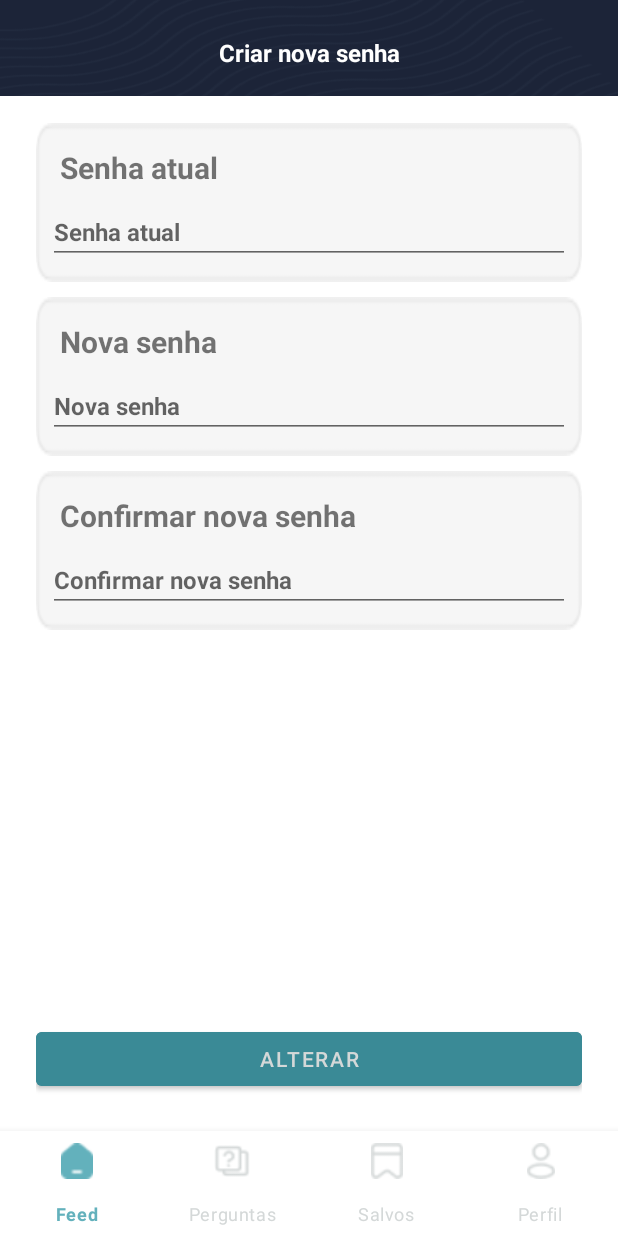
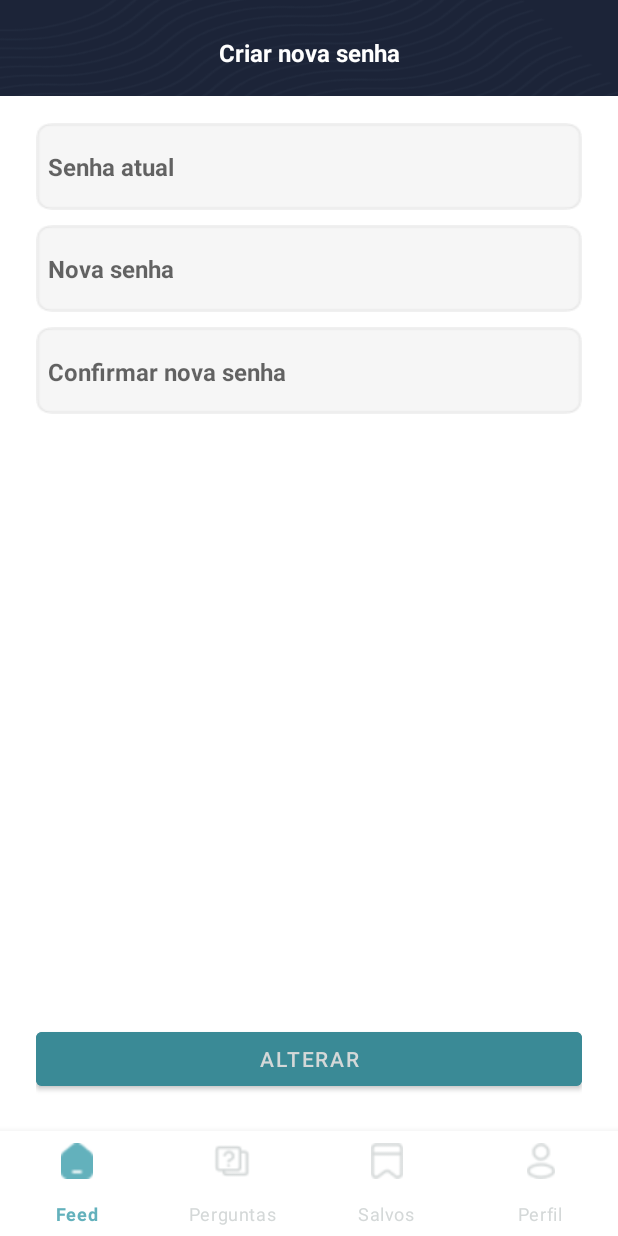
Before and after one commit to kennedyf2k/forum-sptech-android-client, an Android app: the fragment PerfilAlterarSenhaFragment placed in its activity, on a phone screen of 412 x 824 dp. Run offline under Robolectric (Android 15) with nearby library versions, the phone set to English and light mode, and no system bars; our stand-ins replace Shimmer; pictures from the network do not load.

Commit message:
update perfil

```diff
--- a/app/src/main/res/layout/fragment_perfil_alterar_senha.xml
+++ b/app/src/main/res/layout/fragment_perfil_alterar_senha.xml
@@ -36,19 +36,9 @@
                 android:orientation="vertical"
                 android:padding="8dp">
 
-                <TextView
-
-                    android:layout_width="match_parent"
-                    android:layout_height="wrap_content"
-                    android:text="@string/alterar_senha_atual"
-                    android:padding="8dp"
-                    android:textSize="20sp"
-                    android:textStyle="bold"
-
-                    />
 
                 <EditText
-
+                    android:layout_marginTop="10dp"
                     android:id="@+id/et_senha_atual"
                     android:layout_width="match_parent"
                     android:layout_height="wrap_content"
@@ -58,6 +48,7 @@
                     android:textStyle="bold"
                     android:layout_marginBottom="4dp"
                     android:inputType="textPassword"
+                    android:background="@android:color/transparent"
                     />
 
 
@@ -78,19 +69,9 @@
                 android:orientation="vertical"
                 android:padding="8dp">
 
-                <TextView
-
-                    android:layout_width="match_parent"
-                    android:layout_height="wrap_content"
-                    android:text="@string/alterar_senha_nova"
-                    android:padding="8dp"
-                    android:textSize="20sp"
-                    android:textStyle="bold"
-
-                    />
 
                 <EditText
-
+                    android:layout_marginTop="10dp"
                     android:id="@+id/et_nova_senha"
                     android:layout_width="match_parent"
                     android:layout_height="wrap_content"
@@ -100,6 +81,7 @@
                     android:textStyle="bold"
                     android:layout_marginBottom="4dp"
                     android:inputType="textPassword"
+                    android:background="@android:color/transparent"
 
                     />
             </LinearLayout>
@@ -120,19 +102,10 @@
                 android:orientation="vertical"
                 android:padding="8dp">
 
-                <TextView
 
-                    android:layout_width="match_parent"
-                    android:layout_height="wrap_content"
-                    android:text="@string/alterar_senha_confirmar_nova"
-                    android:padding="8dp"
-                    android:textSize="20sp"
-                    android:textStyle="bold"
-
-                />
 
                 <EditText
-
+                    android:layout_marginTop="5dp"
                     android:id="@+id/et_confirmar_nova_senha"
                     android:layout_width="match_parent"
                     android:layout_height="wrap_content"
@@ -142,6 +115,7 @@
                     android:textStyle="bold"
                     android:layout_marginBottom="4dp"
                     android:inputType="textPassword"
+                    android:background="@android:color/transparent"
 
                     />
 
@@ -151,7 +125,7 @@
         </LinearLayout>
 
         <TextView
-
+            android:gravity="center_horizontal"
             android:id="@+id/tv_msg_erro"
             android:layout_width="match_parent"
             android:layout_height="wrap_content"
```
